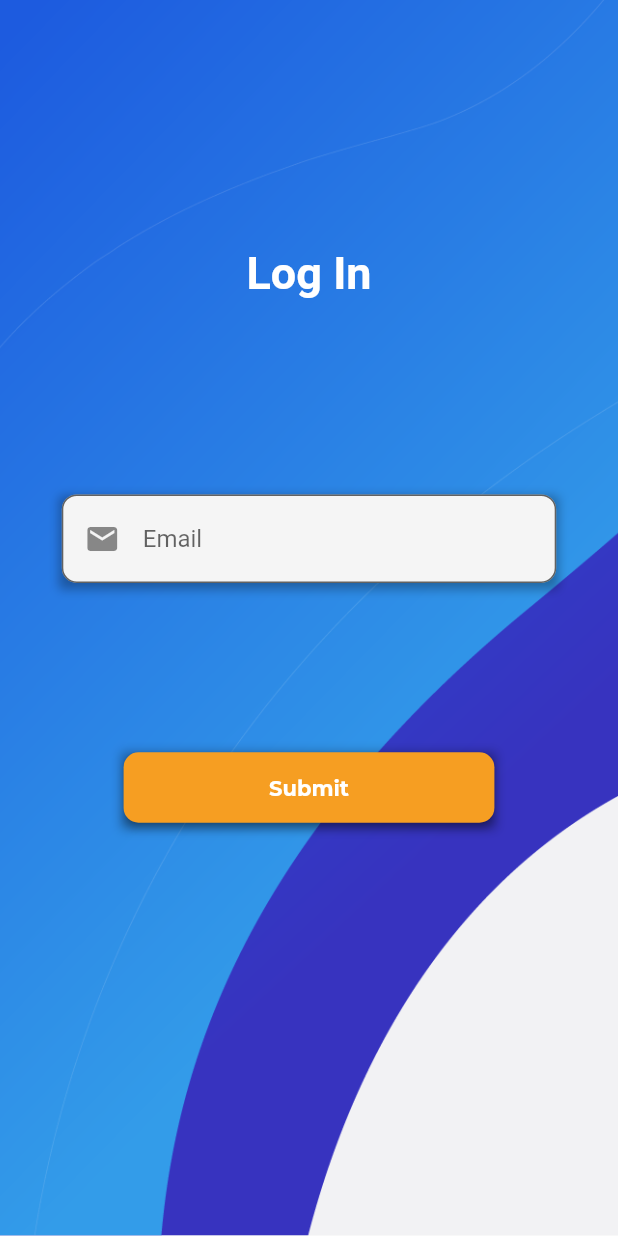
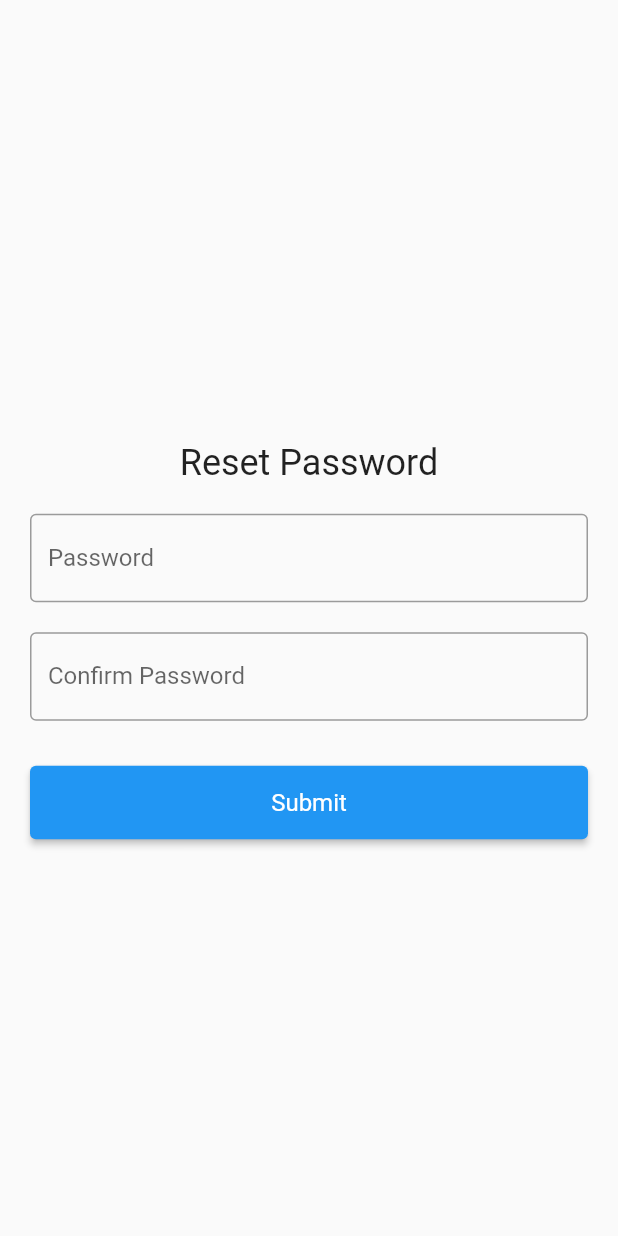
Before and after one commit to sark-khan/tsf_flutter, a Flutter app: the screen it shows after launch, on a phone screen of 412 x 824 dp. Run offline on Flutter 3.47's test engine with Material 2 defaults, Android fonts, the light colour scheme and no system bars; our stand-ins replace dio, flutter_spinkit, flutter_svg, fluttertoast, get, get_storage and 4 more; missing offline and left inert: collapsible_sidebar, dart:html, data_connection_checker_nulls, jwt_decode.

Commit message:
changes forgot password

```diff
--- a/lib/screens/Login.dart
+++ b/lib/screens/Login.dart
@@ -13,11 +13,6 @@ class Login extends StatefulWidget {
   @override
   State createState() => _LoginState();
 }
-// void initState() {
-//   // super.initState();
-//   // widget.emailController = TextEditingController();
-//   // widget.passwordController = TextEditingController();
-// }
 
 class _LoginState extends State<Login> {
   TextEditingController? emailController;
--- a/lib/screens/Notifications.dart
+++ b/lib/screens/Notifications.dart
@@ -37,7 +37,8 @@ class _NotificationState extends State<Notifications> {
             height: double.infinity,
             decoration: const BoxDecoration(
                 image: DecorationImage(
-                    image: AssetImage("assets/Login.png"), fit: BoxFit.cover)),
+                    image: AssetImage("assets/InnerBackground.png"),
+                    fit: BoxFit.cover)),
           ),
           Column(
             children: [
--- /dev/null
+++ b/lib/screens/ResetPassword.dart
@@ -0,0 +1,112 @@
+import 'package:flutter/material.dart';
+import 'package:flutter/services.dart';
+import 'package:flutter_svg/svg.dart';
+import 'package:fluttertoast/fluttertoast.dart';
+import 'package:tsf/utils/commonFunctions.dart';
+
+class ResetPassword extends StatefulWidget {
+  @override
+  State createState() => _ResetPassword();
+}
+
+class _ResetPassword extends State<ResetPassword> {
+  TextEditingController passwordController = TextEditingController();
+  TextEditingController confirmPasswordController = TextEditingController();
+
+  @override
+  Widget build(BuildContext context) {
+    return Scaffold(
+      body: LayoutBuilder(
+        builder: (context, constraints) {
+          // Check if the screen width is more than 600 which might be a desktop browser size
+          bool isDesktop = constraints.maxWidth > 600;
+
+          // Adjust padding based on the screen size
+          double padding = isDesktop ? constraints.maxWidth * 0.3 : 20;
+
+          return Center(
+            child: SingleChildScrollView(
+              child: Padding(
+                padding: EdgeInsets.symmetric(horizontal: padding),
+                child: ConstrainedBox(
+                  constraints: BoxConstraints(maxWidth: 400),
+                  child: Column(
+                    mainAxisAlignment: MainAxisAlignment.center,
+                    crossAxisAlignment: CrossAxisAlignment.stretch,
+                    children: [
+                      if (isDesktop)
+                        // SizedBox(
+                        //     height: constraints.maxHeight *
+                        //         0.00), // Dynamic spacing
+                        Container(
+                          width: isDesktop
+                              ? double.infinity
+                              : 150, // Adjust the size based on the screen width
+                          height: isDesktop ? 150 : 150,
+                          decoration: const BoxDecoration(
+                              image: DecorationImage(
+                                  image: AssetImage("assets/toppan.png"),
+                                  fit: BoxFit.fill)),
+                        ),
+                      const SizedBox(height: 30),
+                      Text(
+                        'Reset Password',
+                        style: Theme.of(context).textTheme.headlineSmall,
+                        textAlign: TextAlign.center,
+                      ),
+                      const SizedBox(height: 20),
+                      TextFormField(
+                        controller: passwordController,
+                        decoration: const InputDecoration(
+                          labelText: 'Password',
+                          border: OutlineInputBorder(),
+                        ),
+                        obscureText: true, // Ensures the password is hidden
+                      ),
+                      const SizedBox(height: 20),
+                      TextFormField(
+                        controller: confirmPasswordController,
+                        decoration: const InputDecoration(
+                          labelText: 'Confirm Password',
+                          border: OutlineInputBorder(),
+                        ),
+                        obscureText: true, // Ensures the password is hidden
+                      ),
+                      const SizedBox(height: 30),
+                      ElevatedButton(
+                        onPressed: () async {
+                          // Implement submission logic
+                          if (passwordController.text ==
+                              confirmPasswordController.text) {
+                            ReturnObj response = await CommonFunctions()
+                                .ResetPassword(passwordController.text,
+                                    confirmPasswordController.text);
+                            if (response.status) {
+                              Navigator.of(context).pushReplacementNamed(
+                                  "/reset-password-success");
+                            } else {
+                              Fluttertoast.showToast(msg: response.message);
+                            }
+                          } else {
+                            Fluttertoast.showToast(
+                                msg: "Please fill both fields");
+                          }
+                        },
+                        style: ElevatedButton.styleFrom(
+                          backgroundColor: Theme.of(context).primaryColor,
+                          padding: const EdgeInsets.symmetric(vertical: 15),
+                          textStyle: const TextStyle(fontSize: 16),
+                        ),
+                        child: const Text('Submit'),
+                      ),
+                    ],
+                  ),
+                ),
+              ),
+            ),
+          );
+        },
+      ),
+    );
+  }
+}
--- a/lib/utils/routeGenerator.dart
+++ b/lib/utils/routeGenerator.dart
@@ -5,6 +5,8 @@ import 'package:tsf/screens/HomeScreen.dart';
 import 'package:tsf/screens/Login.dart';
 import 'package:tsf/screens/Notifications.dart';
 import 'package:tsf/screens/OrderDetails.dart';
+import 'package:tsf/screens/ResetPassword.dart';
+import 'package:tsf/screens/ResetPasswordSuccess.dart';
 import 'package:tsf/screens/adminDashboard.dart';
 import 'package:tsf/screens/adminScreens/NotificationScreen.dart';
 
@@ -13,29 +15,33 @@ class RouteGenerator {
     final args = settings.arguments as Map<String, dynamic>?;
     switch (settings.name) {
       case '/':
-        return MaterialPageRoute(builder: (_) => SplashScreen());
+        return FadeRoute(page: ResetPassword());
       case '/login':
-        return MaterialPageRoute(
-          builder: (_) => Login(),
+        return FadeRoute(
+          page: Login(),
         );
       case '/admin-dashboard':
-        return MaterialPageRoute(
-          builder: (_) => const AdminDashboard(),
+        return FadeRoute(
+          page: const AdminDashboard(),
         );
       case '/forgot-password':
-        return MaterialPageRoute(builder: (_) => const ForgotPassword());
+        return FadeRoute(page: const ForgotPassword());
       case '/order-details':
-        return MaterialPageRoute(
-            builder: (_) => OrderDetails(
-                  orderId: args!["orderId"],
-                  isOrderPage: args["isOrderPage"],
-                ));
+        return FadeRoute(
+            page: OrderDetails(
+          orderId: args!["orderId"],
+          isOrderPage: args["isOrderPage"],
+        ));
       case '/home':
-        return MaterialPageRoute(builder: (_) => HomeScreen());
+        return FadeRoute(page: HomeScreen());
       case '/notification':
         return FadeRoute(page: const Notifications());
       case '/admin-notifications':
         return MaterialPageRoute(builder: (_) => AdminNotifications());
+      case "/reset-password":
+        return MaterialPageRoute(builder: (_) => ResetPassword());
+      case "/reset-password-success":
+        return MaterialPageRoute(builder: (_) => const ResetPasswordSuccess());
     }
     return _errorRoute();
   }
--- a/pubspec.yaml
+++ b/pubspec.yaml
@@ -43,6 +43,7 @@ dependencies:
   get_storage:
   lottie:
   page_transition:
+  flutter_svg:
 dev_dependencies:
   flutter_test:
     sdk: flutter
```
Also changed, not shown: lib/screens/ResetPasswordSuccess.dart (added, +37 -0 lines), lib/utils/commonFunctions.dart (+39 -2 lines), assets/toppan.png (added), 1 other file.
